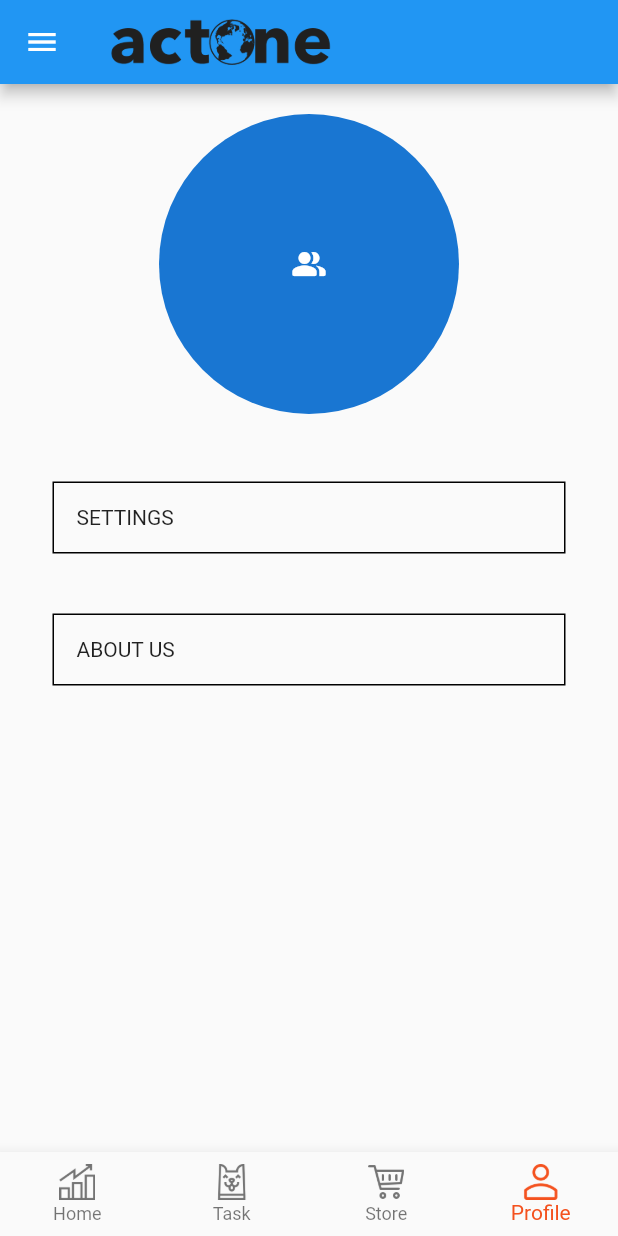
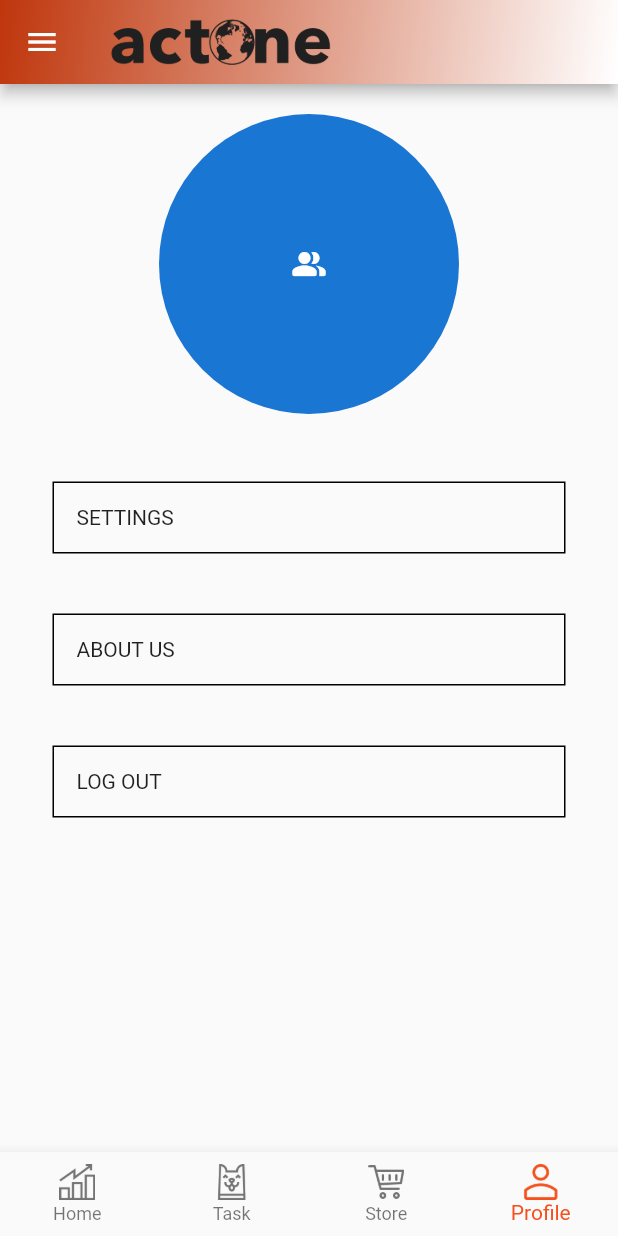
Before and after one commit to MaxAndolini/act0ne, a Flutter app: the Begin screen opened directly, item 4 of the bottom bar chosen, on a phone screen of 412 x 824 dp. Run offline on Flutter 3.47's test engine with Material 2 defaults, Android fonts, the light colour scheme and no system bars; our stand-ins replace splashscreen.

Commit message:
AppBar fixed

```diff
--- a/lib/begin.dart
+++ b/lib/begin.dart
@@ -17,7 +17,7 @@ class MyApp extends StatelessWidget {
       debugShowCheckedModeBanner: false,
       title: 'Bottom Navi Connection (Working on)',
       theme: ThemeData(
-        primarySwatch: Colors.cyan,
+        primarySwatch: Colors.deepOrange[900],
         visualDensity: VisualDensity.adaptivePlatformDensity,
       ),
       home: Begin(),
@@ -111,7 +111,15 @@ class _BeginState extends State<Begin> {
 
       body: pages[positionNumber],
       appBar: AppBar(
-        backgroundColor: Theme.of(context).accentColor,
+        flexibleSpace: Container(
+          decoration: BoxDecoration(
+            gradient: LinearGradient(
+              begin: Alignment.topLeft,
+                end: Alignment.bottomRight,
+                colors: <Color>[
+              Colors.deepOrange[900],
+              Colors.white
+            ]))),
         title: Image.asset(
           "assets/images/egelogouc.png",
           fit: BoxFit.cover,
--- a/lib/profile.dart
+++ b/lib/profile.dart
@@ -1,3 +1,4 @@
+import 'package:act0ne/signin.dart';
 import 'package:flutter/material.dart';
 
 void main() {
@@ -64,6 +65,28 @@ class Profile extends StatelessWidget {
                   ],
                 ),
               ),
+              SizedBox(height: 10),
+              InkWell(     /// LOG OUT BUTTON TAP
+                onTap: () {
+                        Navigator.push(
+                          context,
+                          MaterialPageRoute(builder: (context) => SignIn()),
+                        );
+                      },
+                  child: Container(
+                  margin: EdgeInsets.all(15.0),
+                  padding: EdgeInsets.all(15.0),
+                  decoration:
+                      BoxDecoration(border: Border.all(color: Colors.black)),
+                  child: Row(
+                    children: [
+                      Text(
+                        "LOG OUT",
+                      )
+                    ],
+                  ),
+                ),
+              ),
             ],
           ),
         ),
```
